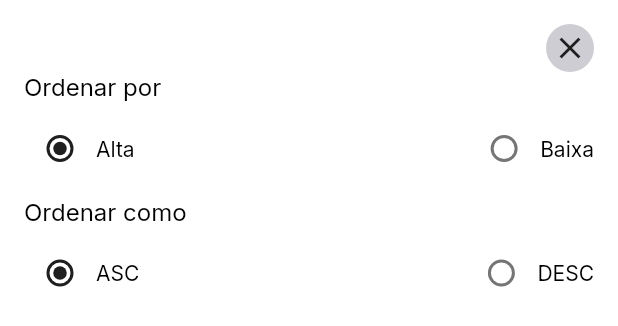
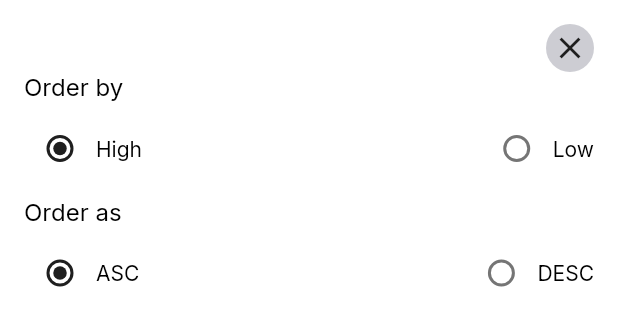
Before and after one commit to Isra0210/hurst, a Flutter app: the OrderComponent widget shown alone on an empty page, opened directly, on a phone screen of 412 x 824 dp. Shown: the top 326 px of the screen. Run offline on Flutter 3.47's test engine with Material 2 defaults, Android fonts, the phone set to English and light mode, and no system bars; our stand-ins replace bloc, dio, equatable, firebase_core, flutter_bloc, google_fonts and 1 more; missing offline and left inert: system_theme; accounts and stored records are empty; network calls fail.

Commit message:
Internationalization Finalized

```diff
--- a/lib/i18n/strings/en_us.dart
+++ b/lib/i18n/strings/en_us.dart
@@ -23,4 +23,30 @@ class EnUs implements ITranslations {
   String get favorites => 'Favorites';
   @override
   String get somethingWentWrong => 'Something went wrong';
+  @override
+  String get details => "Details";
+  @override
+  String get order => "Order";
+  @override
+  String get orderBy => "Order by";
+  @override
+  String get orderAs => "Order as";
+  @override
+  String get open => "Open";
+  @override
+  String get high => "High";
+  @override
+  String get closed => "Closed";
+  @override
+  String get low => "Low";
+  @override
+  String get volume => "Volume";
+  @override
+  String get adjustedClose => "Adjusted close";
+  @override
+  String get dividendAmount => "Dividend amount";
+  @override
+  String get splitCoefficient => "Split Coefficient";
+  @override
+  String get noFavoriteToShow => "No favorites to show";
 }
--- a/lib/i18n/strings/pt_br.dart
+++ b/lib/i18n/strings/pt_br.dart
@@ -23,4 +23,30 @@ class PtBr implements ITranslations {
   String get favorites => 'Favoritos';
   @override
   String get somethingWentWrong => 'Algo deu errado';
+  @override
+  String get details => "Detalhes";
+  @override
+  String get order => "Ordenar";
+  @override
+  String get orderBy => "Ordenar por";
+  @override
+  String get orderAs => "Ordenar como";
+  @override
+  String get open => "Aberto";
+  @override
+  String get high => "Alta";
+  @override
+  String get closed => "Fechado";
+  @override
+  String get low => "Baixa";
+  @override
+  String get volume => "Volume";
+  @override
+  String get adjustedClose => "Ajuste fechado";
+  @override
+  String get dividendAmount => "Valor do dividendo";
+  @override
+  String get splitCoefficient => "Coeficiente de divisão";
+  @override
+  String get noFavoriteToShow => "Não há favoritos";
 }
--- a/lib/i18n/strings/translations.dart
+++ b/lib/i18n/strings/translations.dart
@@ -8,6 +8,19 @@ abstract class ITranslations {
   String get outputSize;
   String get timezone;
   String get detail;
+  String get details;
   String get favorites;
   String get somethingWentWrong;
+  String get order;
+  String get orderBy;
+  String get orderAs;
+  String get open;
+  String get high;
+  String get closed;
+  String get low;
+  String get volume;
+  String get adjustedClose;
+  String get dividendAmount;
+  String get splitCoefficient;
+  String get noFavoriteToShow;
 }
--- a/lib/pages/favorites/favorite_page.dart
+++ b/lib/pages/favorites/favorite_page.dart
@@ -1,5 +1,6 @@
 import 'package:flutter/material.dart';
 import 'package:flutter_bloc/flutter_bloc.dart';
+import 'package:hurst/i18n/i18n.dart';
 import 'package:hurst/pages/components/time_serie_body_card_component.dart';
 import 'package:hurst/pages/home/cubit/favorite_time_serie/favorite_time_serie_cubit.dart';
 import 'package:hurst/pages/home/cubit/favorite_time_serie/favorite_time_serie_state.dart';
@@ -17,7 +18,7 @@ class FavoritePage extends StatelessWidget {
         elevation: 0,
         backgroundColor: Theme.of(context).colorScheme.secondary,
         title: Text(
-          "Favoritos",
+          R.string.favorites,
           style: Theme.of(context).textTheme.bodyLarge,
         ),
       ),
@@ -30,12 +31,14 @@ class FavoritePage extends StatelessWidget {
                   padding: const EdgeInsets.all(16.0),
                   child: Column(
                     children: [
-                      ...state.timeSeriesList.map((timeSerie) => Padding(
-                            padding: const EdgeInsets.only(bottom: 20.0),
-                            child: TimeSerieBodyCardComponent(
-                              timeSerie: timeSerie!,
-                            ),
-                          ))
+                      ...state.timeSeriesList.map(
+                        (timeSerie) => Padding(
+                          padding: const EdgeInsets.only(bottom: 20.0),
+                          child: TimeSerieBodyCardComponent(
+                            timeSerie: timeSerie!,
+                          ),
+                        ),
+                      )
                     ],
                   ),
                 ),
@@ -48,7 +51,7 @@ class FavoritePage extends StatelessWidget {
               Padding(
                 padding: const EdgeInsets.only(top: 60.0, bottom: 60),
                 child: Text(
-                  "Não há favoritos",
+                  R.string.noFavoriteToShow,
                   style: Theme.of(context).textTheme.bodyLarge,
                   textAlign: TextAlign.center,
                 ),
--- a/lib/pages/time_serie_details/components/order_component.dart
+++ b/lib/pages/time_serie_details/components/order_component.dart
@@ -1,5 +1,6 @@
 import 'package:flutter/material.dart';
 import 'package:flutter_bloc/flutter_bloc.dart';
+import 'package:hurst/i18n/i18n.dart';
 import 'package:hurst/pages/time_serie_details/components/close_bottom_sheet_component.dart';
 import 'package:hurst/pages/time_serie_details/cubit/oreder_list/sort_list_cubit.dart';
 import 'package:hurst/pages/time_serie_details/cubit/oreder_list/sort_list_state.dart';
@@ -39,7 +40,7 @@ class OrderComponent extends StatelessWidget {
               children: [CloseBottomSheetComponent()],
             ),
             Text(
-              "Ordenar por",
+              R.string.orderBy,
               style: Theme.of(context).textTheme.bodyLarge,
             ),
             Padding(
@@ -48,7 +49,7 @@ class OrderComponent extends StatelessWidget {
                 mainAxisAlignment: MainAxisAlignment.spaceBetween,
                 children: [
                   radioComponent(
-                    "Alta",
+                    R.string.high,
                     value: state.sortList?["by"] ?? '',
                     groupValue: "high",
                     onChanged: (_) {
@@ -58,7 +59,7 @@ class OrderComponent extends StatelessWidget {
                     },
                   ),
                   radioComponent(
-                    "Baixa",
+                    R.string.low,
                     value: state.sortList?["by"] ?? '',
                     groupValue: "low",
                     onChanged: (_) {
@@ -71,7 +72,7 @@ class OrderComponent extends StatelessWidget {
               ),
             ),
             Text(
-              "Ordenar como",
+              R.string.orderAs,
               style: Theme.of(context).textTheme.bodyLarge,
             ),
             Padding(
--- a/lib/pages/time_serie_details/components/time_serie_details_component.dart
+++ b/lib/pages/time_serie_details/components/time_serie_details_component.dart
@@ -1,4 +1,5 @@
 import 'package:flutter/material.dart';
+import 'package:hurst/i18n/i18n.dart';
 import 'package:hurst/pages/time_serie_details/components/close_bottom_sheet_component.dart';
 import 'package:hurst/repository/models/serie_view_model.dart';
 
@@ -52,43 +53,43 @@ class TimeSerieDetailsComponent extends StatelessWidget {
               crossAxisAlignment: CrossAxisAlignment.start,
               children: [
                 RichTectComponent(
-                  highlightedLabel: 'Aberto: ',
+                  highlightedLabel: '${R.string.open}: ',
                   label: serie.open,
                 ),
                 RichTectComponent(
-                  highlightedLabel: 'Alta: ',
+                  highlightedLabel: '${R.string.high}: ',
                   label: serie.high,
                 ),
                 RichTectComponent(
-                  highlightedLabel: 'Baixa: ',
+                  highlightedLabel: '${R.string.low}: ',
                   label: serie.low,
                 ),
                 RichTectComponent(
-                  highlightedLabel: 'Fechada: ',
+                  highlightedLabel: '${R.string.closed}: ',
                   label: serie.close,
                 ),
                 RichTectComponent(
-                  highlightedLabel: 'Volume: ',
+                  highlightedLabel: '${R.string.volume}: ',
                   label: serie.volume,
                 ),
                 Visibility(
                   visible: serie.adjustedClose != null,
                   child: RichTectComponent(
-                    highlightedLabel: 'Ajuste fechado: ',
+                    highlightedLabel: '${R.string.adjustedClose}: ',
                     label: serie.adjustedClose ?? '',
                   ),
                 ),
                 Visibility(
                   visible: serie.dividendAmount != null,
                   child: RichTectComponent(
-                    highlightedLabel: 'Valor do dividendo: ',
+                    highlightedLabel: '${R.string.dividendAmount}: ',
                     label: serie.dividendAmount ?? '',
                   ),
                 ),
                 Visibility(
                   visible: serie.dividendAmount != null,
                   child: RichTectComponent(
-                    highlightedLabel: 'Coeficiente de divisão: ',
+                    highlightedLabel: '${R.string.splitCoefficient}: ',
                     label: serie.splitCoefficient ?? '',
                   ),
                 ),
--- a/lib/pages/time_serie_details/time_serie_details_page.dart
+++ b/lib/pages/time_serie_details/time_serie_details_page.dart
@@ -1,5 +1,6 @@
 import 'package:flutter/material.dart';
 import 'package:flutter_bloc/flutter_bloc.dart';
+import 'package:hurst/i18n/i18n.dart';
 import 'package:hurst/pages/components/base_card_component.dart';
 import 'package:hurst/pages/components/rich_text_component.dart';
 import 'package:hurst/pages/time_serie_details/components/order_component.dart';
@@ -87,7 +88,7 @@ class TimeSerieDetailsPage extends StatelessWidget {
         elevation: 0,
         backgroundColor: Theme.of(context).colorScheme.secondary,
         title: Text(
-          "Detalhes",
+          R.string.details,
           style: Theme.of(context).textTheme.bodyLarge,
         ),
       ),
@@ -103,8 +104,11 @@ class TimeSerieDetailsPage extends StatelessWidget {
               }
 
               if (snapshot.data == null || snapshot.hasError) {
-                return const Center(
-                  child: Text('Algo deu errado!'),
+                return Center(
+                  child: Text(
+                    R.string.somethingWentWrong,
+                    style: Theme.of(context).textTheme.bodyLarge,
+                  ),
                 );
               }
 
@@ -113,7 +117,8 @@ class TimeSerieDetailsPage extends StatelessWidget {
                 List<SerieViewModel> series = sortList(
                   series: snapshot.data ?? [],
                   type: sort.sortList?["as"] ?? SortListByEnum.asc.name,
-                  dataToBeSorted:sort.sortList?["by"] ?? DataToBeSortedListEnum.high.name,
+                  dataToBeSorted:
+                      sort.sortList?["by"] ?? DataToBeSortedListEnum.high.name,
                 );
 
                 return SingleChildScrollView(
@@ -144,7 +149,12 @@ class TimeSerieDetailsPage extends StatelessWidget {
                             bottom: 16,
                           ),
                           color: Theme.of(context).colorScheme.background,
-                          child: const Center(child: Text("Ordenar")),
+                          child: Center(
+                            child: Text(
+                              R.string.order,
+                              style: Theme.of(context).textTheme.bodyMedium,
+                            ),
+                          ),
                         ),
                       ),
                       ...series.map(
@@ -209,11 +219,11 @@ class TimeSerieDetailsPage extends StatelessWidget {
                                             MainAxisAlignment.spaceBetween,
                                         children: [
                                           RichTectComponent(
-                                            highlightedLabel: 'Aberto: ',
+                                            highlightedLabel: '${R.string.open}: ',
                                             label: serie.open,
                                           ),
                                           RichTectComponent(
-                                            highlightedLabel: 'Alta: ',
+                                            highlightedLabel: '${R.string.high}: ',
                                             label: serie.high,
                                           ),
                                         ],
@@ -223,11 +233,11 @@ class TimeSerieDetailsPage extends StatelessWidget {
                                             MainAxisAlignment.spaceBetween,
                                         children: [
                                           RichTectComponent(
-                                            highlightedLabel: 'Baixa: ',
+                                            highlightedLabel: '${R.string.low}: ',
                                             label: serie.low,
                                           ),
                                           RichTectComponent(
-                                            highlightedLabel: 'Fechada: ',
+                                            highlightedLabel: '${R.string.closed}: ',
                                             label: serie.close,
                                           ),
                                         ],
--- a/lib/repository/api/time_serie_repository.dart
+++ b/lib/repository/api/time_serie_repository.dart
@@ -16,21 +16,17 @@ class TimeSerieRepository {
 
     try {
       final Response<Map?> response = await _dio.get(baseUrl);
-      final castResponse = TimeSerieViewModel.fromJson(response.data, filterQuery);
+      final castResponse =
+          TimeSerieViewModel.fromJson(response.data, filterQuery);
       return castResponse;
     } on DioException catch (e) {
       //TODO call method report error
       if (e.response != null) {
-        print(e.response?.data);
-        print(e.response?.headers);
         print(e.response?.requestOptions);
       } else {
-        //TODO call method report error
         print(e.requestOptions);
-        print('${e.message} Error Message');
       }
     } catch (error) {
-      //TODO call method report error
       print(error);
       rethrow;
     }
```
